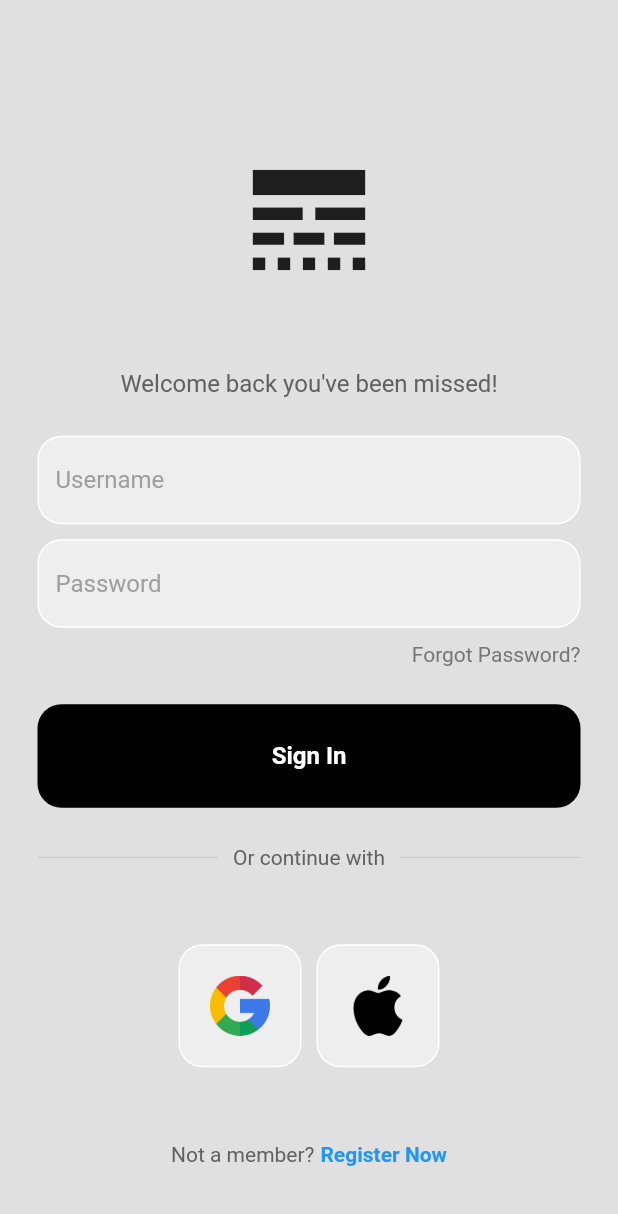
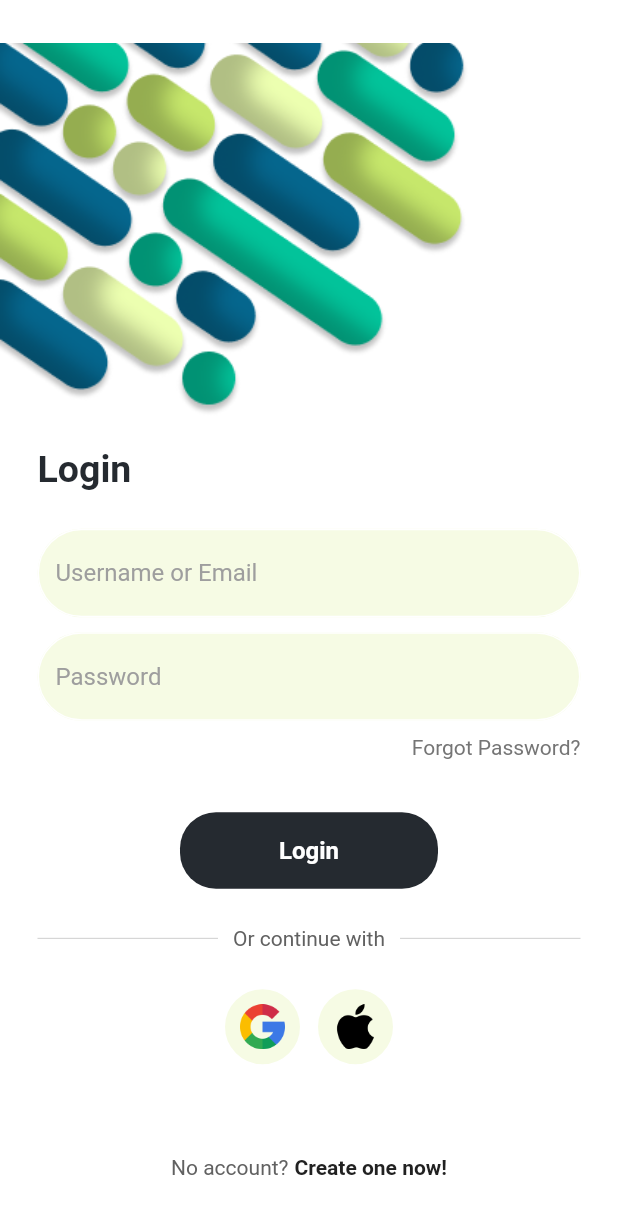
Before and after one commit to tiagoalmeida25/trackerapp-done-right, a Flutter app: the screen it shows after launch, on a phone screen of 412 x 824 dp. Shown: the top 1214 px of the screen. Run offline on Flutter 3.47's test engine with Material 2 defaults, Android fonts, the phone set to English and light mode, and no system bars.

Commit message:
design numba 1

```diff
--- a/lib/components/my_button.dart
+++ b/lib/components/my_button.dart
@@ -10,13 +10,13 @@ class MyButton extends StatelessWidget {
     return GestureDetector(
       onTap: onTap,
       child: Container(
-        padding: EdgeInsets.all(25),
-        margin: EdgeInsets.symmetric(horizontal: 25),
+        padding: EdgeInsets.symmetric(horizontal: 24, vertical: 16),
+        margin: EdgeInsets.symmetric(horizontal: 120),
         decoration: BoxDecoration(
-            color: Colors.black, borderRadius: BorderRadius.circular(16)),
+            color: Color.fromRGBO(37, 42, 48, 1), borderRadius: BorderRadius.circular(24)),
         child: Center(
           child: Text(
-            'Sign In',
+            'Login',
             style: TextStyle(
                 color: Colors.white, fontWeight: FontWeight.bold, fontSize: 16),
           ),
--- a/lib/components/my_textfield.dart
+++ b/lib/components/my_textfield.dart
@@ -22,13 +22,13 @@ class MyTextField extends StatelessWidget {
         decoration: InputDecoration(
           enabledBorder: OutlineInputBorder(
             borderSide: BorderSide(color: Colors.white),
-            borderRadius: BorderRadius.circular(16),
+            borderRadius: BorderRadius.circular(32),
           ),
           focusedBorder: OutlineInputBorder(
-            borderSide: BorderSide(color: Colors.grey.shade400),
-            borderRadius: BorderRadius.circular(16),
+            borderSide: BorderSide(color: Color.fromRGBO(37, 42, 48, 1)),
+            borderRadius: BorderRadius.circular(32),
           ),
-          fillColor: Colors.grey.shade200,
+          fillColor: Color.fromRGBO(217, 237, 146, 0.25),
           filled: true,
           hintText: hintText,
           hintStyle: TextStyle(color: Colors.grey[500]),
--- a/lib/components/squared_tile.dart
+++ b/lib/components/squared_tile.dart
@@ -11,15 +11,15 @@ class SquareTile extends StatelessWidget {
   @override
   Widget build(BuildContext context) {
     return Container(
-      padding: EdgeInsets.all(20),
+      padding: EdgeInsets.all(10),
       decoration: BoxDecoration(
         border: Border.all(color: Colors.white),
-        borderRadius: BorderRadius.circular(16),
-        color: Colors.grey[200],
+        borderRadius: BorderRadius.circular(50),
+        color: Color.fromRGBO(217, 237, 146, 0.25),
       ),
       child: Image.asset(
         imagePath,
-        height: 40,
+        height: 30,
       ),
     );
   }
--- a/lib/pages/login_page.dart
+++ b/lib/pages/login_page.dart
@@ -16,26 +16,40 @@ class LoginPage extends StatelessWidget {
   @override
   Widget build(BuildContext context) {
     return Scaffold(
-      backgroundColor: Colors.grey[300],
+      backgroundColor: Colors.white,
       body: SafeArea(
         child: Center(
           child: Column(
             mainAxisAlignment: MainAxisAlignment.center,
             children: [
-              const SizedBox(
-                height: 50,
+
+              //logo
+              Row(
+                mainAxisAlignment: MainAxisAlignment.start,
+                crossAxisAlignment: CrossAxisAlignment.start,
+                children: [
+                  Image.asset(
+                    'lib/images/background.png',
+                    height: 250,
+                  ),
+                ],
               ),
 
-              //logo
-              const Icon(Icons.line_style, size: 100),
-
               const SizedBox(
-                height: 50,
+                height: 20,
               ),
 
               //welcome back
-              Text('Welcome back you\'ve been missed!',
-                  style: TextStyle(color: Colors.grey[700], fontSize: 16)),
+              Padding(
+                padding: const EdgeInsets.symmetric(horizontal: 25),
+                child: Row(
+                  mainAxisAlignment: MainAxisAlignment.start,
+                  children: [
+                    const Text('Login',
+                          style: TextStyle(color: Color.fromRGBO(37, 42, 48, 1), fontSize: 25, fontWeight: FontWeight.bold)),
+                  ],
+                ),
+              ),
 
               const SizedBox(
                 height: 25,
@@ -44,7 +58,7 @@ class LoginPage extends StatelessWidget {
               //username
               MyTextField(
                 controller: usernameController,
-                hintText: 'Username',
+                hintText: 'Username or Email',
                 obscureText: false,
               ),
 
@@ -78,7 +92,7 @@ class LoginPage extends StatelessWidget {
               ),
 
               const SizedBox(
-                height: 25,
+                height: 35,
               ),
 
               //sign in
@@ -112,7 +126,7 @@ class LoginPage extends StatelessWidget {
               ),
 
               const SizedBox(
-                height: 50,
+                height: 25,
               ),
 
               //google + apple sign in
@@ -136,19 +150,22 @@ class LoginPage extends StatelessWidget {
                 mainAxisAlignment: MainAxisAlignment.center,
                 children: [
                   Text(
-                    'Not a member?',
+                    'No account?',
                     style: TextStyle(
                       color: Colors.grey[700],
                     ),
                   ),
                   const SizedBox(width: 4),
                   Text(
-                    'Register Now',
+                    'Create one now!',
                     style: TextStyle(
-                      color: Colors.blue,
+                      color: Colors.grey[900],
                       fontWeight: FontWeight.bold,
                     ),
-                  )
+                  ),
+
+                  const SizedBox(height: 35),
+
                 ],
               )
             ],
```
Also changed, not shown: lib/images/background.png (added), lib/images/background2.png (added).
